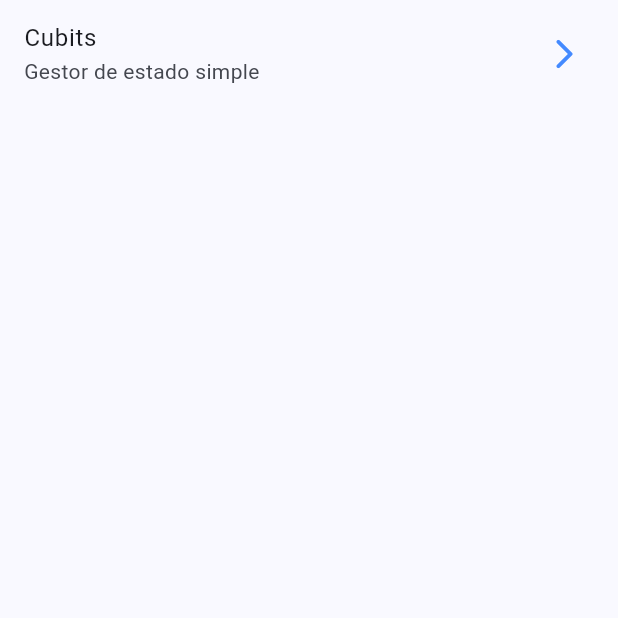
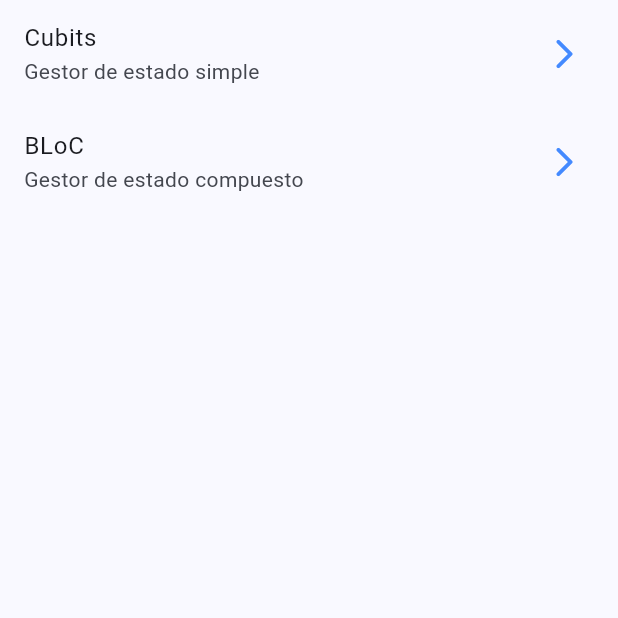
Before and after one commit to dayross/forms_app, a Flutter app: the screen it shows after launch, on a phone screen of 412 x 824 dp, the top half of it. Run offline on Flutter 3.47's test engine with Material 3 defaults, Android fonts, the phone set to English and light mode, and no system bars; our stand-ins replace bloc, equatable, flutter_bloc, go_router.

Commit message:
Agregado de BLoC a app

```diff
--- a/lib/presentation/router/app_router.dart
+++ b/lib/presentation/router/app_router.dart
@@ -1,3 +1,4 @@
+import 'package:forms_app/presentation/screens/bloc_counter_screen.dart';
 import 'package:forms_app/presentation/screens/screens.dart';
 import 'package:go_router/go_router.dart';
 
@@ -6,6 +7,10 @@ final appRouter = GoRouter(routes: [
     path: '/',
     builder: (context, state) => const HomeScreen(),
   ),
-  GoRoute(path: '/cubits',
-  builder: (context, state) => const CubitCounterScreen(),)
+  GoRoute(
+    path: '/cubits',
+    builder: (context, state) => const CubitCounterScreen(),),
+  GoRoute(
+    path: '/counter-bloc',
+    builder: (context, state) => const BlocCounterScreen(),)
 ]);
--- a/lib/presentation/screens/home_screen.dart
+++ b/lib/presentation/screens/home_screen.dart
@@ -13,6 +13,12 @@ class HomeScreen extends StatelessWidget {
             subtitle: const Text('Gestor de estado simple'),
             trailing: const Icon(Icons.arrow_forward_ios_rounded),
             onTap: () => context.push('/cubits'),
+          ),
+          ListTile(
+            title: const Text('BLoC'),
+            subtitle: const Text('Gestor de estado compuesto'),
+            trailing: const Icon(Icons.arrow_forward_ios_rounded),
+            onTap: () => context.push('/counter-bloc'),
           )
         ],
       )
```
Also changed, not shown: lib/presentation/blocs/counter_bloc/counter_bloc.dart (added, +13 -0 lines), lib/presentation/blocs/counter_bloc/counter_event.dart (added, +8 -0 lines), lib/presentation/blocs/counter_bloc/counter_state.dart (added, +10 -0 lines).
